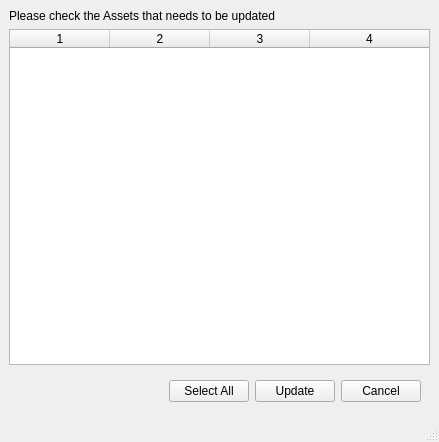
The window that ui/assetUpdater.ui (code-google-com/oyprojectmanager) describes before a commit, drawn with Qt 5.
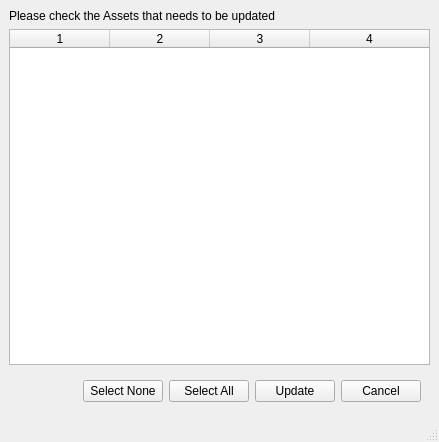
The same window after the commit.

Commit message: oyProjectManager: v9.12.29 - projectModel: the sequence class now can undo the last change in the   .settings.xml, but beware that there is no redo implementation yet - projectModel: added name check before adding a new assetType - projectModel: added again the extension checking for the files returned from   the sequence.getAllAssetFileNamesForType method - assetModel: silly codes removed from assetType class - assetUpdater: the texts aligned to verticall center also - assetUpdater: selectAll push button now works - assetUpdater: added selectNone button

```diff
--- a/ui/assetUpdater.ui
+++ b/ui/assetUpdater.ui
@@ -82,6 +82,13 @@
          </property>
         </spacer>
        </item>
+       <item>
+        <widget class="QPushButton" name="selectNone_pushButton">
+         <property name="text">
+          <string>Select None</string>
+         </property>
+        </widget>
+       </item>
        <item>
         <widget class="QPushButton" name="selectAll_pushButton">
          <property name="text">
```
The commit also changes 3 other files.
